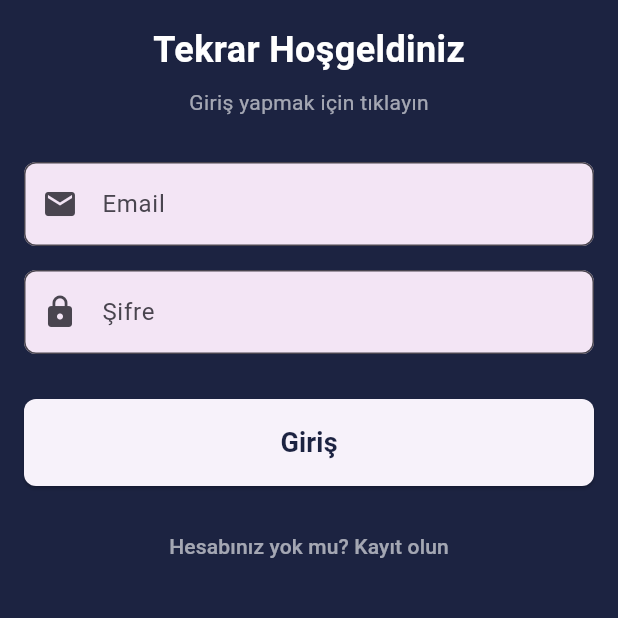
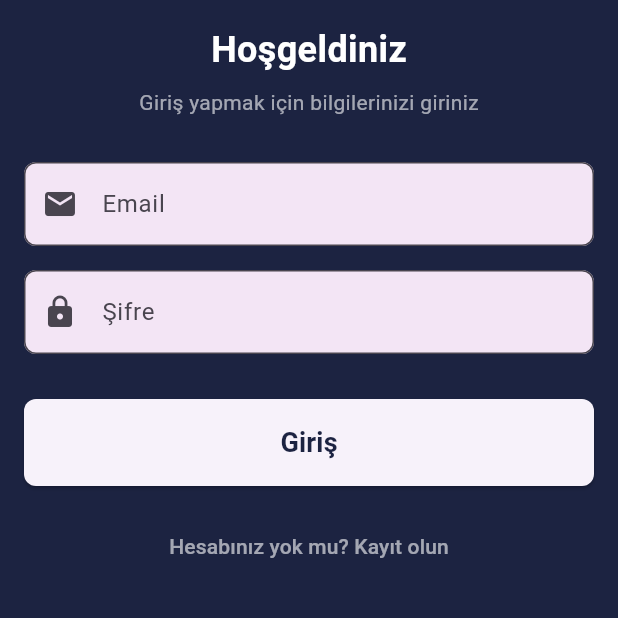
Before and after one commit to arda-copur/FamWorks, a Flutter app: the screen it shows after launch, on a phone screen of 412 x 824 dp, the top half of it. Run offline on Flutter 3.47's test engine with Material 3 defaults, Android fonts, the phone set to English and light mode, and no system bars; our stand-ins replace cached_network_image, cloud_firestore, connectivity_plus, firebase_auth, firebase_core, firebase_storage and 6 more; missing offline and left inert: onesignal_flutter; accounts and stored records are empty.

Commit message:
new updates

```diff
--- a/lib/constants/app_texts.dart
+++ b/lib/constants/app_texts.dart
@@ -2,8 +2,8 @@ class AppTexts {
   static const String info = 'Lütfen bilgilerinizi giriniz';
   static const String addPhoto = "Fotoğraf Yükle";
   static const String createAccount = "Hesap Oluştur";
-  static const String againWelcome = "Tekrar Hoşgeldiniz";
-  static const String clickForLogin = "Giriş yapmak için tıklayın";
+  static const String againWelcome = "Hoşgeldiniz";
+  static const String clickForLogin = "Giriş yapmak için bilgilerinizi giriniz";
   static const String login = "Giriş";
   static const String dontHaveAccount = 'Hesabınız\ yok mu? Kayıt olun';
   static const String taskTitle = "Lütfen başlık giriniz";
--- a/lib/views/bottom_view.dart
+++ b/lib/views/bottom_view.dart
@@ -1,5 +1,3 @@
-import 'dart:collection';
-
 import 'package:fam_works/feature/utils/cache/image_network.dart';
 import 'package:fam_works/constants/app_colors.dart';
 import 'package:fam_works/feature/providers/bottom_provider.dart';
```
Also changed, not shown: lib/feature/services/firebase_service.dart (+15 -12 lines), lib/views/activity_screen.dart (+4 -4 lines), lib/views/create_activity.screen.dart (+9 -7 lines), lib/views/create_task_screen.dart (+6 -1 lines).
